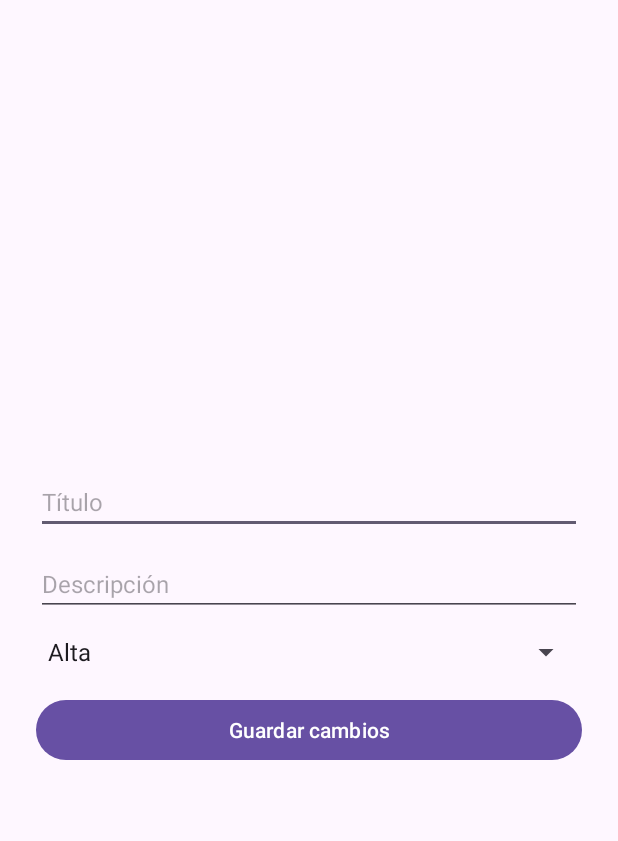
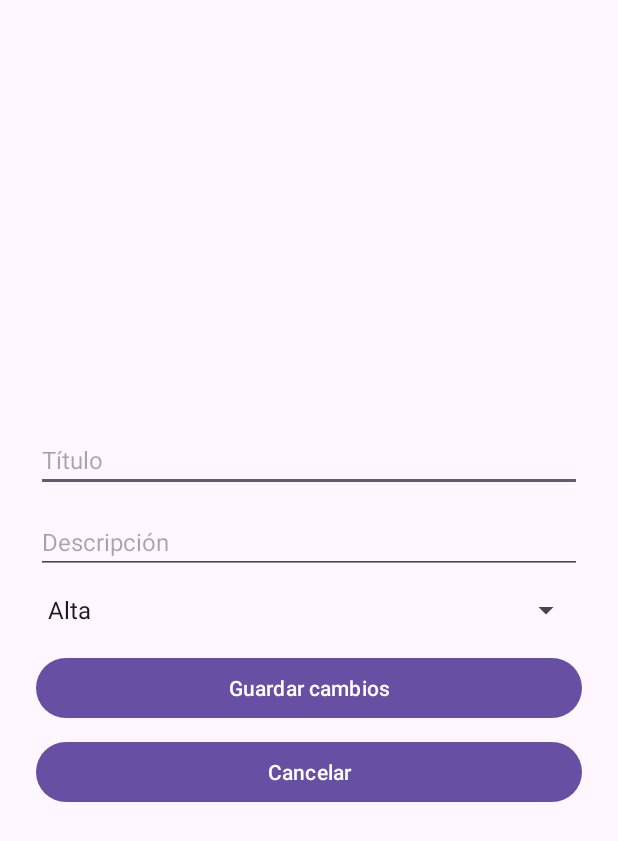
Before and after one commit to 4ndreaCatMen/TFG_CatalanMenachoAndrea, an Android app: the EditarTareaActivity screen opened directly, with no data from a screen before it, on a phone screen of 412 x 824 dp. Shown: the top 841 px of the screen. Run offline under Robolectric (Android 15) with nearby library versions, the light colour scheme and no system bars.

Commit message:
validacion campos vacios, confirmacion visual con toast y boton para cancelar y descartar cambios

```diff
--- a/app/src/main/res/layout/activity_editar_tarea.xml
+++ b/app/src/main/res/layout/activity_editar_tarea.xml
@@ -1,5 +1,6 @@
 <?xml version="1.0" encoding="utf-8"?>
 <LinearLayout xmlns:android="http://schemas.android.com/apk/res/android"
+
     android:layout_width="match_parent"
     android:layout_height="match_parent"
     android:orientation="vertical"
@@ -33,4 +34,12 @@
         android:layout_height="wrap_content"
         android:text="Guardar cambios"
         android:layout_marginTop="16dp" />
+
+    <Button
+        android:id="@+id/btnCancelar"
+        android:layout_width="match_parent"
+        android:layout_height="wrap_content"
+        android:text="Cancelar"
+        android:layout_marginTop="8dp" />
+
 </LinearLayout>
```
Also changed, not shown: app/src/main/java/com/example/tidytask/EditarTareaActivity.kt (+17 -9 lines).
